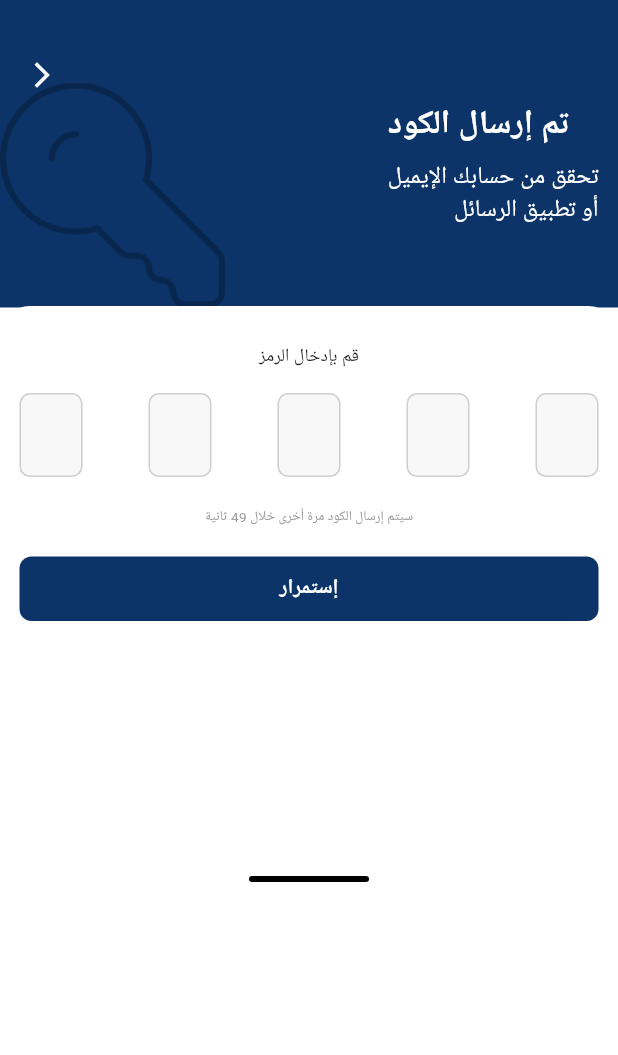
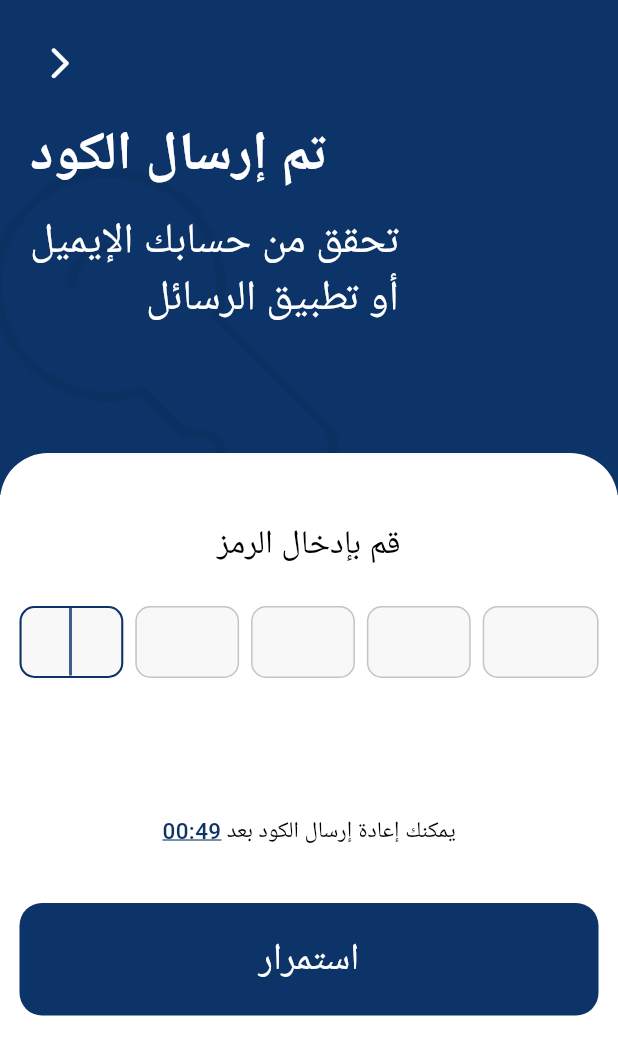
Before and after one commit to Hakim2030/hakim, a Flutter app: the VerificationCodeScreen screen opened directly, on a phone screen of 412 x 824 dp. Shown: the top 1055 px of the screen. Run offline on Flutter 3.47's test engine with Material 3 defaults, Android fonts, the phone set to English and light mode, and no system bars; Roboto replaces fonts that are missing (Arial, ThmanyahSerifDisplay).

Commit message:
Update verification code screen

```diff
--- a/lib/screens/forget_password/verification_code_screen.dart
+++ b/lib/screens/forget_password/verification_code_screen.dart
@@ -1,5 +1,8 @@
 import 'dart:async';
+
 import 'package:flutter/material.dart';
+import 'package:flutter/services.dart';
+
 import 'reset_password_screen.dart';
 
 class VerificationCodeScreen extends StatefulWidget {
@@ -13,6 +16,10 @@ class VerificationCodeScreen extends StatefulWidget {
 class _VerificationCodeScreenState
     extends State<VerificationCodeScreen> {
   static const Color primaryColor = Color(0xFF0C3468);
+  static const Color fieldColor = Color(0xFFF8F8F8);
+  static const Color borderColor = Color(0xFFC4C4C4);
+
+  static const String fontFamily = 'ThmanyahSerifDisplay';
 
   final List<TextEditingController> controllers =
   List.generate(5, (_) => TextEditingController());
@@ -31,37 +38,55 @@ class _VerificationCodeScreenState
 
   void startTimer() {
     timer?.cancel();
-
-    setState(() {
     secondsRemaining = 50;
-    });
 
     timer = Timer.periodic(
       const Duration(seconds: 1),
-          (timer) {
+          (currentTimer) {
+        if (!mounted) {
+          currentTimer.cancel();
+          return;
+        }
+
         if (secondsRemaining > 0) {
           setState(() {
             secondsRemaining--;
           });
         } else {
-          timer.cancel();
+          currentTimer.cancel();
         }
       },
     );
   }
 
-  void verifyCode() {
-    String code = '';
-
-    for (final controller in controllers) {
-      code += controller.text;
+  String get enteredCode {
+    return controllers
+        .map((controller) => controller.text)
+        .join();
   }
 
-    if (code.length != 5) {
+  String get formattedTime {
+    final int minutes = secondsRemaining ~/ 60;
+    final int seconds = secondsRemaining % 60;
+
+    return '${minutes.toString().padLeft(2, '0')}:'
+        '${seconds.toString().padLeft(2, '0')}';
+  }
+
+  void verifyCode() {
+    FocusScope.of(context).unfocus();
+
+    if (enteredCode.length != 5) {
       ScaffoldMessenger.of(context).showSnackBar(
         const SnackBar(
-          content: Text(
+          content: Directionality(
+            textDirection: TextDirection.rtl,
+            child: Text(
               'يرجى إدخال رمز التحقق كاملًا',
+              style: TextStyle(
+                fontFamily: fontFamily,
+              ),
+            ),
           ),
         ),
       );
@@ -71,22 +96,36 @@ class _VerificationCodeScreenState
     Navigator.push(
       context,
       MaterialPageRoute(
-        builder: (context) =>
-        const ResetPasswordScreen(),
+        builder: (_) => const ResetPasswordScreen(),
       ),
     );
   }
 
   void resendCode() {
-    if (secondsRemaining > 0) {
-      return;
-    }
+    if (secondsRemaining > 0) return;
 
     for (final controller in controllers) {
       controller.clear();
     }
 
+    focusNodes.first.requestFocus();
+
+    setState(() {
+      secondsRemaining = 50;
+    });
+
     startTimer();
+  }
+
+  void handleCodeChanged(String value, int index) {
+    if (value.isNotEmpty && index < controllers.length - 1) {
+      focusNodes[index + 1].requestFocus();
+      return;
+    }
+
+    if (value.isEmpty && index > 0) {
+      focusNodes[index - 1].requestFocus();
+    }
   }
 
   @override
@@ -97,8 +136,8 @@ class _VerificationCodeScreenState
       controller.dispose();
     }
 
-    for (final node in focusNodes) {
-      node.dispose();
+    for (final focusNode in focusNodes) {
+      focusNode.dispose();
     }
 
     super.dispose();
@@ -106,238 +145,78 @@ class _VerificationCodeScreenState
 
   @override
   Widget build(BuildContext context) {
+    final double screenWidth = MediaQuery.sizeOf(context).width;
+    final double pageWidth =
+    screenWidth > 440 ? 440 : screenWidth;
+
     return Scaffold(
       backgroundColor: Colors.white,
+      resizeToAvoidBottomInset: true,
       body: Directionality(
         textDirection: TextDirection.rtl,
-        child: SafeArea(
-          bottom: false,
-          child: SingleChildScrollView(
+        child: Center(
+          child: SizedBox(
+            width: pageWidth,
+            child: LayoutBuilder(
+              builder: (context, constraints) {
+                return SingleChildScrollView(
+                  keyboardDismissBehavior:
+                  ScrollViewKeyboardDismissBehavior.onDrag,
+                  child: ConstrainedBox(
+                    constraints: BoxConstraints(
+                      minHeight: constraints.maxHeight,
+                    ),
+                    child: IntrinsicHeight(
                       child: Column(
                         children: [
-                SizedBox(
-                  width: double.infinity,
-                  height: 205,
-                  child: Stack(
-                    children: [
-                      Container(
-                        width: double.infinity,
-                        height: 205,
-                        color: primaryColor,
-                      ),
+                          const _VerificationHeader(),
 
-                      Positioned(
-                        left: 0,
-                        bottom: 0,
-                        child: Image.asset(
-                          'assets/images/forget_password_pattern.png',
-                          width: 150,
-                          height: 150,
-                          fit: BoxFit.contain,
-                        ),
-                      ),
-
-                      Positioned(
-                        left: 18,
-                        top: 40,
-                        child: GestureDetector(
-                          onTap: () {
-                            Navigator.pop(context);
-                          },
-                          child: const Icon(
-                            Icons.arrow_back_ios_new,
-                            color: Colors.white,
-                            size: 20,
-                          ),
-                        ),
-                      ),
-
-                      Positioned(
-                        right: 13,
-                        top: 67,
-                        child: Column(
-                          crossAxisAlignment:
-                          CrossAxisAlignment.end,
-                          children: const [
-                            Text(
-                              'تم إرسال الكود',
-                              style: TextStyle(
-                                color: Colors.white,
-                                fontSize: 22,
-                                fontWeight:
-                                FontWeight.bold,
-                              ),
-                            ),
-                            SizedBox(height: 8),
-                            Text(
-                              'تحقق من حسابك الإيميل\nأو تطبيق الرسائل',
-                              textAlign:
-                              TextAlign.right,
-                              style: TextStyle(
-                                color: Colors.white,
-                                fontSize: 16,
-                                height: 1.35,
-                              ),
-                            ),
-                          ],
-                        ),
-                      ),
-                    ],
-                  ),
-                ),
-
-                Transform.translate(
-                  offset: const Offset(0, -1),
+                          Expanded(
+                            child: Transform.translate(
+                              offset: const Offset(0, -28),
                               child: Container(
                                 width: double.infinity,
                                 decoration: const BoxDecoration(
                                   color: Colors.white,
                                   borderRadius: BorderRadius.only(
-                        topLeft: Radius.circular(20),
-                        topRight: Radius.circular(20),
+                                    topLeft: Radius.circular(32),
+                                    topRight: Radius.circular(32),
                                   ),
                                 ),
                                 padding: const EdgeInsets.fromLTRB(
                                   13,
-                      25,
+                                  47,
                                   13,
-                      20,
+                                  28,
                                 ),
                                 child: Column(
+                                  crossAxisAlignment:
+                                  CrossAxisAlignment.stretch,
                                   children: [
                                     const Text(
                                       'قم بإدخال الرمز',
+                                      textAlign: TextAlign.center,
                                       style: TextStyle(
-                            fontSize: 12,
+                                        fontFamily: fontFamily,
+                                        color: Colors.black,
+                                        fontSize: 22,
                                         fontWeight: FontWeight.w500,
+                                        height: 1.2,
                                       ),
                                     ),
 
-                        const SizedBox(height: 15),
+                                    const SizedBox(height: 28),
 
-                        Row(
-                          mainAxisAlignment:
-                          MainAxisAlignment
-                              .spaceBetween,
-                          textDirection:
-                          TextDirection.ltr,
-                          children: List.generate(
-                            5,
-                                (index) {
-                              return SizedBox(
-                                width: 42,
-                                height: 56,
-                                child: TextField(
-                                  controller:
-                                  controllers[index],
-                                  focusNode:
-                                  focusNodes[index],
-                                  keyboardType:
-                                  TextInputType.number,
-                                  maxLength: 1,
-                                  textAlign:
-                                  TextAlign.center,
-                                  textDirection:
-                                  TextDirection.ltr,
-                                  style: const TextStyle(
-                                    fontSize: 18,
-                                    fontWeight:
-                                    FontWeight.bold,
-                                  ),
-                                  onChanged: (value) {
-                                    if (value.isNotEmpty &&
-                                        index < 4) {
-                                      focusNodes[index + 1]
-                                          .requestFocus();
-                                    }
+                                    _buildCodeFields(),
 
-                                    if (value.isEmpty &&
-                                        index > 0) {
-                                      focusNodes[index - 1]
-                                          .requestFocus();
-                                    }
-                                  },
-                                  decoration:
-                                  InputDecoration(
-                                    counterText: '',
-                                    filled: true,
-                                    fillColor:
-                                    const Color(
-                                      0xFFF8F8F8,
-                                    ),
-                                    border:
-                                    OutlineInputBorder(
-                                      borderRadius:
-                                      BorderRadius
-                                          .circular(7),
-                                      borderSide:
-                                      const BorderSide(
-                                        color:
-                                        Color(
-                                          0xFFCFCFCF,
-                                        ),
-                                      ),
-                                    ),
-                                    enabledBorder:
-                                    OutlineInputBorder(
-                                      borderRadius:
-                                      BorderRadius
-                                          .circular(7),
-                                      borderSide:
-                                      const BorderSide(
-                                        color:
-                                        Color(
-                                          0xFFCFCFCF,
-                                        ),
-                                      ),
-                                    ),
-                                    focusedBorder:
-                                    OutlineInputBorder(
-                                      borderRadius:
-                                      BorderRadius
-                                          .circular(7),
-                                      borderSide:
-                                      const BorderSide(
-                                        color:
-                                        primaryColor,
-                                        width: 1.2,
-                                      ),
-                                    ),
-                                  ),
-                                ),
-                              );
-                            },
-                          ),
-                        ),
+                                    const SizedBox(height: 39),
 
-                        const SizedBox(height: 20),
+                                    _buildTimer(),
 
-                        GestureDetector(
-                          onTap: resendCode,
-                          child: Text(
-                            secondsRemaining > 0
-                                ? 'سيتم إرسال الكود مرة أخرى خلال ${secondsRemaining.toString().padLeft(2, '0')} ثانية'
-                                : 'إعادة إرسال الكود',
-                            style: TextStyle(
-                              fontSize: 9,
-                              color:
-                              secondsRemaining > 0
-                                  ? Colors.grey
-                                  : primaryColor,
-                              decoration:
-                              secondsRemaining == 0
-                                  ? TextDecoration
-                                  .underline
-                                  : TextDecoration.none,
-                            ),
-                          ),
-                        ),
-
-                        const SizedBox(height: 20),
+                                    const SizedBox(height: 37),
 
                                     SizedBox(
-                          width: double.infinity,
-                          height: 43,
+                                      height: 75,
                                       child: ElevatedButton(
                                         onPressed: verifyCode,
                                         style:
@@ -347,33 +226,37 @@ class _VerificationCodeScreenState
                                           foregroundColor:
                                           Colors.white,
                                           elevation: 0,
+                                          shadowColor:
+                                          Colors.transparent,
+                                          padding: EdgeInsets.zero,
                                           shape:
                                           RoundedRectangleBorder(
                                             borderRadius:
-                                BorderRadius.circular(8),
+                                            BorderRadius.circular(
+                                              15,
+                                            ),
                                           ),
                                         ),
                                         child: const Text(
-                              'إستمرار',
+                                          'استمرار',
                                           style: TextStyle(
-                                fontSize: 14,
+                                            fontFamily: fontFamily,
+                                            color: Colors.white,
+                                            fontSize: 25,
                                             fontWeight:
-                                FontWeight.w600,
+                                            FontWeight.w500,
                                           ),
                                         ),
                                       ),
                                     ),
 
-                        const SizedBox(height: 170),
-
-                        Center(
-                          child: Container(
-                            width: 80,
-                            height: 4,
-                            decoration: BoxDecoration(
-                              color: Colors.black,
-                              borderRadius:
-                              BorderRadius.circular(10),
+                                    /*
+                                      لا نضيف الخط الأسود السفلي؛
+                                      فهو تابع للجهاز وليس للتطبيق.
+                                    */
+                                    const Spacer(),
+                                  ],
+                                ),
                               ),
                             ),
                           ),
@@ -381,11 +264,236 @@ class _VerificationCodeScreenState
                       ),
                     ),
                   ),
-              ],
+                );
+              },
             ),
           ),
         ),
       ),
     );
   }
+
+  Widget _buildCodeFields() {
+    return Directionality(
+      textDirection: TextDirection.ltr,
+      child: Row(
+        children: List.generate(
+          controllers.length,
+              (index) {
+            return Expanded(
+              child: Padding(
+                padding: EdgeInsets.only(
+                  right:
+                  index == controllers.length - 1 ? 0 : 8,
+                ),
+                child: SizedBox(
+                  height: 100,
+                  child: TextField(
+                    controller: controllers[index],
+                    focusNode: focusNodes[index],
+                    autofocus: index == 0,
+                    keyboardType: TextInputType.number,
+                    textInputAction: index == 4
+                        ? TextInputAction.done
+                        : TextInputAction.next,
+                    textAlign: TextAlign.center,
+                    textDirection: TextDirection.ltr,
+                    maxLength: 1,
+                    inputFormatters: [
+                      FilteringTextInputFormatter.digitsOnly,
+                      LengthLimitingTextInputFormatter(1),
+                    ],
+                    style: const TextStyle(
+                      fontFamily: fontFamily,
+                      color: Colors.black,
+                      fontSize: 30,
+                      fontWeight: FontWeight.w600,
+                    ),
+                    onChanged: (value) {
+                      handleCodeChanged(value, index);
+                    },
+                    onSubmitted: (_) {
+                      if (index == controllers.length - 1) {
+                        verifyCode();
                       }
+                    },
+                    decoration: InputDecoration(
+                      counterText: '',
+                      filled: true,
+                      fillColor: fieldColor,
+                      contentPadding: EdgeInsets.zero,
+                      border: _codeBorder(borderColor),
+                      enabledBorder: _codeBorder(borderColor),
+                      focusedBorder: _codeBorder(
+                        primaryColor,
+                        width: 1.4,
+                      ),
+                    ),
+                  ),
+                ),
+              ),
+            );
+          },
+        ),
+      ),
+    );
+  }
+
+  Widget _buildTimer() {
+    if (secondsRemaining == 0) {
+      return GestureDetector(
+        onTap: resendCode,
+        child: const Text(
+          'إعادة إرسال الكود',
+          textAlign: TextAlign.center,
+          style: TextStyle(
+            fontFamily: fontFamily,
+            color: primaryColor,
+            fontSize: 15,
+            fontWeight: FontWeight.w500,
+            decoration: TextDecoration.underline,
+            decorationColor: primaryColor,
+          ),
+        ),
+      );
+    }
+
+    return Directionality(
+      textDirection: TextDirection.rtl,
+      child: Row(
+        mainAxisAlignment: MainAxisAlignment.center,
+        children: [
+          const Text(
+            'يمكنك إعادة إرسال الكود بعد ',
+            style: TextStyle(
+              fontFamily: fontFamily,
+              color: Colors.black,
+              fontSize: 15,
+              fontWeight: FontWeight.w400,
+            ),
+          ),
+          Text(
+            formattedTime,
+            textDirection: TextDirection.ltr,
+            style: const TextStyle(
+              fontFamily: fontFamily,
+              color: primaryColor,
+              fontSize: 15,
+              fontWeight: FontWeight.w500,
+              decoration: TextDecoration.underline,
+              decorationColor: primaryColor,
+            ),
+          ),
+        ],
+      ),
+    );
+  }
+
+  OutlineInputBorder _codeBorder(
+      Color color, {
+        double width = 1,
+      }) {
+    return OutlineInputBorder(
+      borderRadius: BorderRadius.circular(10),
+      borderSide: BorderSide(
+        color: color,
+        width: width,
+      ),
+    );
+  }
+}
+
+class _VerificationHeader extends StatelessWidget {
+  const _VerificationHeader();
+
+  static const Color primaryColor = Color(0xFF0C3468);
+  static const String fontFamily = 'ThmanyahSerifDisplay';
+
+  @override
+  Widget build(BuildContext context) {
+    return Container(
+      width: double.infinity,
+      height: 330,
+      color: primaryColor,
+      child: SafeArea(
+        bottom: false,
+        child: Stack(
+          clipBehavior: Clip.hardEdge,
+          children: [
+            Positioned(
+              left: -5,
+              bottom: -12,
+              child: Opacity(
+                opacity: 0.22,
+                child: Image.asset(
+                  'assets/images/forget_password_pattern.png',
+                  width: 230,
+                  height: 230,
+                  fit: BoxFit.contain,
+                  errorBuilder: (_, __, ___) {
+                    return const SizedBox.shrink();
+                  },
+                ),
+              ),
+            ),
+
+            Positioned(
+              left: 18,
+              top: 20,
+              child: Material(
+                color: Colors.transparent,
+                child: InkWell(
+                  onTap: () => Navigator.pop(context),
+                  borderRadius: BorderRadius.circular(30),
+                  child: const SizedBox(
+                    width: 44,
+                    height: 44,
+                    child: Icon(
+                      Icons.arrow_back_ios_new_rounded,
+                      color: Colors.white,
+                      size: 25,
+                    ),
+                  ),
+                ),
+              ),
+            ),
+
+            const Positioned(
+              top: 82,
+              right: 20,
+              left: 20,
+              child: Column(
+                crossAxisAlignment: CrossAxisAlignment.end,
+                children: [
+                  Text(
+                    'تم إرسال الكود',
+                    textAlign: TextAlign.right,
+                    style: TextStyle(
+                      fontFamily: fontFamily,
+                      color: Colors.white,
+                      fontSize: 36,
+                      fontWeight: FontWeight.w700,
+                      height: 1.15,
+                    ),
+                  ),
+                  SizedBox(height: 18),
+                  Text(
+                    'تحقق من حسابك الإيميل\nأو تطبيق الرسائل',
+                    textAlign: TextAlign.right,
+                    style: TextStyle(
+                      fontFamily: fontFamily,
+                      color: Colors.white,
+                      fontSize: 28,
+                      fontWeight: FontWeight.w400,
+                      height: 1.3,
+                    ),
+                  ),
+                ],
+              ),
+            ),
+          ],
+        ),
+      ),
+    );
+  }
+}
```
Lines whose indentation alone changed are shown as unchanged.
